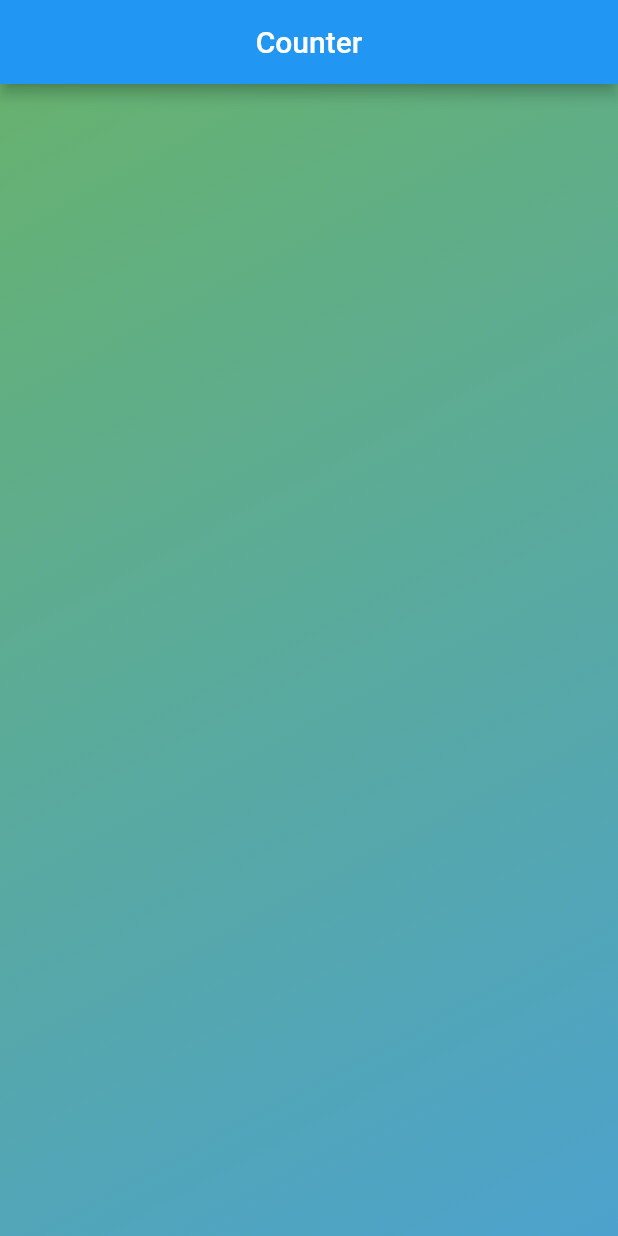
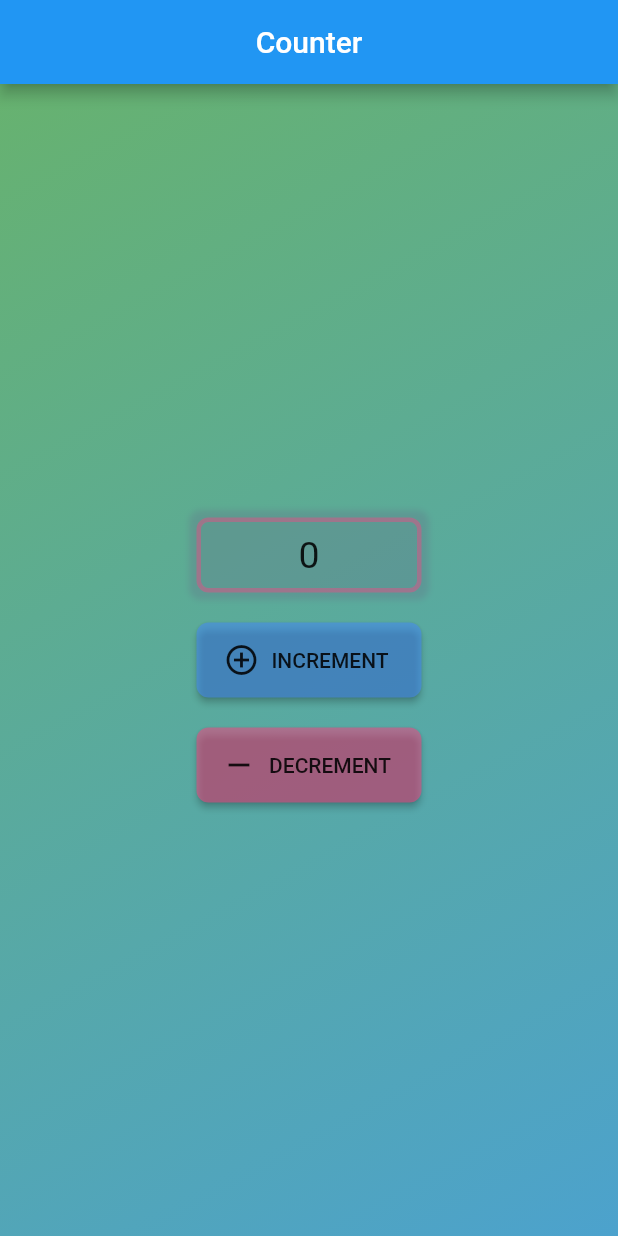
Before and after one commit to JossinAntony/Flutter-Multipages-Arithmetic-Operations, a Flutter app: the screen it shows after launch, after a tap on "COUNTER", on a phone screen of 412 x 824 dp. Run offline on Flutter 3.47's test engine with Material 2 defaults, Android fonts, the phone set to English and light mode, and no system bars.

Commit message:
Counter app functional.

```diff
--- a/lib/pages/counter.dart
+++ b/lib/pages/counter.dart
@@ -1,3 +1,4 @@
+import 'package:flutter/cupertino.dart';
 import 'package:flutter/material.dart';
 
 class Counter extends StatefulWidget {
@@ -6,6 +7,9 @@ class Counter extends StatefulWidget {
 }
 
 class _CounterState extends State<Counter> {
+
+  int _counter = 0;
+
   @override
   Widget build(BuildContext context) {
     return MaterialApp(
@@ -21,6 +25,77 @@ class _CounterState extends State<Counter> {
               begin: Alignment.topLeft,
               end: Alignment.bottomRight),
             ),
+            child: Center(
+              child: Column(
+                mainAxisAlignment: MainAxisAlignment.center,
+                children: <Widget>[
+                  SizedBox(
+                    width: 150,
+                    height: 50,
+                    child: DecoratedBox(
+                      decoration: BoxDecoration(
+                        border: Border.all(
+                          style: BorderStyle.solid,
+                          color: Colors.pinkAccent.withOpacity(.4),
+                          width: 3,
+                        ),
+                        boxShadow: [BoxShadow(
+                          color: Colors.blueGrey.withOpacity(.4),
+                          offset: Offset.zero,
+                          blurRadius: 3,
+                          spreadRadius: 5,
+                        )],
+                        borderRadius: BorderRadius.all(
+                          Radius.circular(8),
+                        ),
+                      ),
+                      child: Center(
+                        child: Text(_counter.toString(), style: TextStyle(
+                          fontSize: 25,
+                        )),
+                      ),
+                    ),
+                  ),
+
+                  SizedBox(height: 20,),
+
+                  ButtonTheme(
+                    minWidth: 150,
+                    height: 50,
+                    buttonColor: Colors.blueAccent.withOpacity(.5),
+                    shape: RoundedRectangleBorder(
+                      borderRadius: BorderRadius.circular(8)
+                    ),
+                    child: RaisedButton.icon(onPressed: () {
+                      setState(() {
+                        _counter++;
+                      });
+                    }, icon: Icon(Icons.control_point), label: Text('INCREMENT'),
+                    ),
+                  ),
+
+                  SizedBox(height: 20,),
+
+
+                  ButtonTheme(
+                    minWidth: 150,
+                    height: 50,
+                    buttonColor: Colors.pinkAccent.withOpacity(.5),
+                    shape: RoundedRectangleBorder(
+                        borderRadius: BorderRadius.circular(8)
+                    ),
+                    child: RaisedButton.icon(onPressed: () {
+                      setState(() {
+                        _counter--;
+                      });
+                    }, icon: Icon(Icons.remove), label: Text('DECREMENT'),
+                    ),
+                  ),
+
+
+                ],
+              ),
+            ),
           )
         )
       )
```
